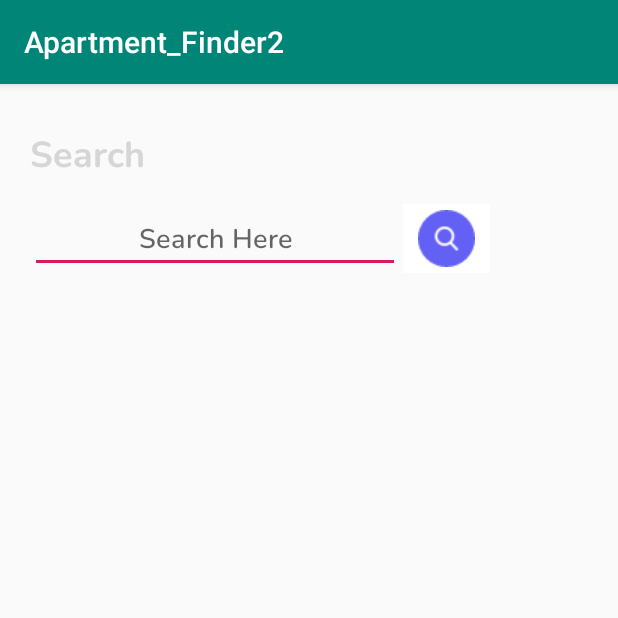
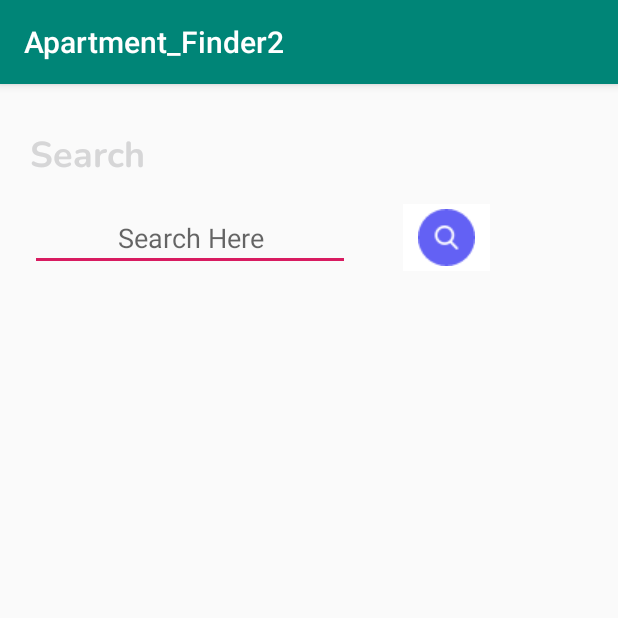
Before and after one commit to iqbalnafee/Apartment-Finder, an Android app: the Search screen opened directly, with no data from a screen before it, on a phone screen of 412 x 824 dp, the top half of it. Run offline under Robolectric (Android 15) with nearby library versions, the phone set to English and light mode, and no system bars; our stand-ins replace Firebase (no records; nobody signed in at launch, a user with empty details on screens opened directly), Picasso.

Commit message:
Corresponding XML file of Search added

```diff
--- a/app/src/main/res/layout/activity_search.xml
+++ b/app/src/main/res/layout/activity_search.xml
@@ -4,7 +4,8 @@
     xmlns:tools="http://schemas.android.com/tools"
     android:layout_width="match_parent"
     android:layout_height="match_parent"
-    tools:context=".Search">
+    tools:context=".Search"
+    >
 
     <TextView
         android:id="@+id/heading_label"
@@ -17,19 +18,29 @@
         android:textSize="24sp"
         android:textColor="@color/com_facebook_button_background_color"/>
 
-    <AutoCompleteTextView
+    <EditText
         android:id="@+id/search_field"
         android:layout_width="wrap_content"
         android:layout_height="wrap_content"
         android:layout_marginLeft="20dp"
         android:layout_marginTop="80dp"
         android:ems="10"
-        android:fontFamily="@font/nunito_semibold"
         android:inputType="textPersonName"
         android:hint="Search Here"
         android:textAlignment="center"
-        android:textColor="#999999"
+        android:textColor="@color/authui_colorPrimary"
         android:padding="10dp"/>
+    <ListView
+        android:id="@+id/listView"
+        android:layout_width="match_parent"
+        android:layout_height="match_parent"
+        android:layout_below="@id/search_btn"
+        android:layout_marginBottom="180dp"
+        android:divider="@android:color/holo_green_light"
+        android:dividerHeight="5dp"
+        android:clickable="true"
+        android:choiceMode="singleChoice"/>
+
 
 
 
@@ -53,10 +64,6 @@
         android:layout_below="@+id/search_field"
         android:layout_marginTop="50dp"></android.support.v7.widget.RecyclerView>
 
-   <!-- <ListView
-        android:id="@+id/list_view"
-        android:layout_width="match_parent"
-        android:layout_height="300dp"
-        android:layout_below="@id/search_btn" />-->
+
 
 </RelativeLayout>
```
